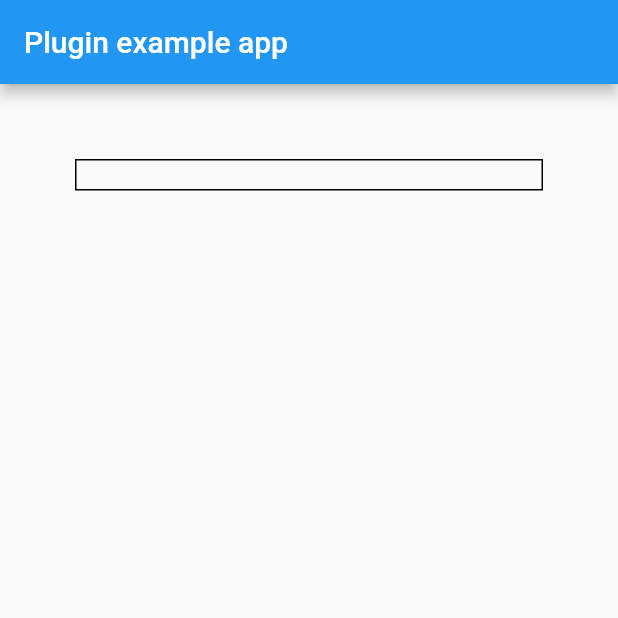
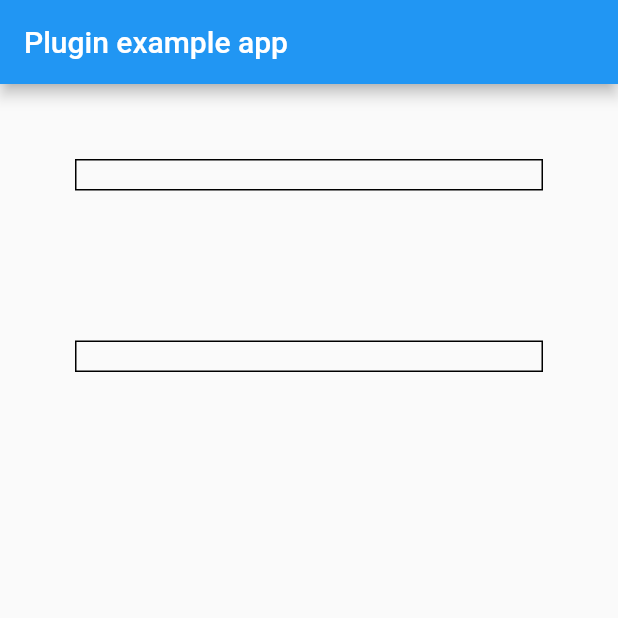
Before and after one commit to Minzax/flutter_widget, a Flutter app: the screen it shows after launch, on a phone screen of 412 x 824 dp, the top half of it. Run offline on Flutter 3.47's test engine with Material 2 defaults, Android fonts, the phone set to English and light mode, and no system bars; missing offline and left inert: keyboard_visibility.

Commit message:
调整输入框组件

```diff
--- a/example/lib/main.dart
+++ b/example/lib/main.dart
@@ -35,7 +35,24 @@ class _MyAppState extends State<MyApp> {
                 )
               ),
               child: MopTextField(
-                bgColor: Color(0xFFDCE0E2),
+                value: inputValue,
+                onChanged: (value) {
+                  setState(() {
+                    inputValue = value;
+                  });
+                },
+              ),
+            ),
+
+            Container(
+              margin: EdgeInsets.all(50),
+              decoration: BoxDecoration(
+                border: Border.all(
+                  width: 1,
+                  color: Colors.black
+                )
+              ),
+              child: MopTextField(
                 value: inputValue,
                 onChanged: (value) {
                   setState(() {
--- a/lib/widgets/mop_text_field.dart
+++ b/lib/widgets/mop_text_field.dart
@@ -1,9 +1,11 @@
+import 'package:flutter/material.dart';
+import 'package:keyboard_visibility/keyboard_visibility.dart';
 
-import 'package:flutter/material.dart';
-import 'package:flutter/services.dart';
-import 'package:flutter/widgets.dart';
+/// 输入框组件
+class MopTextField extends StatefulWidget {
+  /// 可全局配置默认悬浮输入框样式
+  static Decoration defalutInputDialogDecoration;
 
-class MopTextField extends StatefulWidget {
   /// 值
   final String value;
 
@@ -35,12 +37,6 @@ class MopTextField extends StatefulWidget {
 
   final int minLines;
 
-  /// 键盘输入框颜色
-  final Color bgColor;
-
-  // 键盘输入框 标题
-  final String label;
-
   final InputDecoration decoration;
 
   /// 聚焦事件
@@ -48,6 +44,9 @@ class MopTextField extends StatefulWidget {
 
   /// 失焦事件
   final void Function() onBlur;
+
+  /// 悬浮输入框样式
+  final Decoration inputDialogDecoration;
 
   MopTextField({
     this.key,
@@ -65,8 +64,7 @@ class MopTextField extends StatefulWidget {
     this.decoration,
     this.onFocus,
     this.onBlur,
-    this.label,
-    this.bgColor,
+    this.inputDialogDecoration
   });
 
   @override
@@ -74,23 +72,72 @@ class MopTextField extends StatefulWidget {
 }
 
 class _State extends State<MopTextField> {
-  bool obscureText = false;
-  bool focusEn = false;
-  bool showText = true;
+
+  FocusNode _focusNode = FocusNode();
 
   TextEditingController _controller = TextEditingController();
 
-  Widget _buildMaterialDialogTransitions(BuildContext context, Animation<double> animation, Animation<double> secondaryAnimation, Widget child) {
-  return FadeTransition(
-    opacity: CurvedAnimation(
-      parent: animation,
-      curve: Curves.easeOut,
-    ),
-    child: child,
+  bool _dialogVisible;
+
+  @override
+  void initState() {
+    /// 焦点侦听事件
+    _focusNode.addListener(() {
+      /// 聚焦状态
+      if(_focusNode.hasFocus) {
+        if(widget.onFocus != null) widget.onFocus();
+        /// 获取焦点时，弹窗悬浮输入框
+        showInputDialog();
+      } else {
+        if(widget.onBlur != null) widget.onBlur();
+      }
+    });
+
+    KeyboardVisibilityNotification().addNewListener(
+      onChange: (bool visible) {
+        if(!visible && _dialogVisible) {
+          closeInputDialog();
+        }
+      },
+    );
+    super.initState();
+  }
+
+  @override
+  void dispose() {
+    _focusNode.dispose();
+    _focusNode = null;
+    super.dispose();
+  }
+
+  @override
+  Widget build(BuildContext context) {
+    return TextField(
+      key: widget.key,
+      obscureText: widget.obscureText,
+      enabled: widget.enabled,
+      keyboardType: widget.keyboardType,
+      textAlign: widget.textAlign,
+      style: widget.style,
+      autofocus: widget.autofocus,
+      readOnly: widget.readOnly,
+      maxLength: widget.maxLines,
+      minLines: widget.minLines,
+      decoration: widget.decoration,
+      focusNode: _focusNode,
+      controller: _controller,
     );
   }
 
-  void inputDialog(){
+  /// 关闭对话框
+  void closeInputDialog() {
+    Navigator.pop(context);
+    _dialogVisible = false;
+  }
+
+  /// 展示对话框里头的输入框
+  void showInputDialog() {
+    _dialogVisible = true;
     showGeneralDialog(
       context: context,
       pageBuilder: (BuildContext buildContext, Animation<double> animation, Animation<double> secondaryAnimation) {
@@ -100,27 +147,21 @@ class _State extends State<MopTextField> {
               return Scaffold(
                 backgroundColor: Colors.transparent,
                 body: new GestureDetector(
-                  onTap: (){
-                    Navigator.pop(context);
-                  },
+                  onTap: closeInputDialog,
                   child: new Container(
                     width: MediaQuery.of(context).size.width,
                     height: MediaQuery.of(context).size.height,
                     color: Colors.transparent,
                     alignment: Alignment.bottomCenter,
                     child: Container(
-                      color: widget.bgColor,
                       padding: EdgeInsets.only(left: 10.0, right: 10.0),
                       width: MediaQuery.of(context).size.width,
-                      child: Row(
-                        children: <Widget>[
-                          widget.label == null ? Container(height: 0.0)
-                          : Container(
-                            width: widget.label.length * 15.0,
-                            child: Text(widget.label),
+                      decoration: widget.inputDialogDecoration ?? MopTextField.defalutInputDialogDecoration ?? BoxDecoration(
+                        border: Border.all(
+                          width: 1,
+                          color: Colors.black12
+                        )
                       ),
-                          Expanded(
-                            flex: 1,
                       child: TextField(
                         obscureText: widget.obscureText,
                         keyboardType: widget.keyboardType,
@@ -147,9 +188,6 @@ class _State extends State<MopTextField> {
                             )
                           )
                         ),
-                            ),
-                          )
-                        ],
                       )
                     )
                   ),
@@ -166,30 +204,14 @@ class _State extends State<MopTextField> {
       transitionBuilder: _buildMaterialDialogTransitions,
     );
   }
+}
 
-  @override
-  Widget build(BuildContext context) {
-    return GestureDetector(
-      onTap: (){
-        inputDialog();
-      },
-      child: Container(
-        color: Colors.transparent,
-        child: TextField(
-          key: widget.key,
-          obscureText: widget.obscureText,
-          enabled: false,
-          keyboardType: widget.keyboardType,
-          textAlign: widget.textAlign,
-          style: widget.style,
-          autofocus: widget.autofocus,
-          readOnly: widget.readOnly,
-          maxLength: widget.maxLines,
-          minLines: widget.minLines,
-          decoration: widget.decoration,
-          controller: _controller,
+Widget _buildMaterialDialogTransitions(BuildContext context, Animation<double> animation, Animation<double> secondaryAnimation, Widget child) {
+  return FadeTransition(
+    opacity: CurvedAnimation(
+      parent: animation,
+      curve: Curves.easeOut,
     ),
-      )
+    child: child,
   );
 }
-}
```
Also changed, not shown: lib/flutter_widget.dart (+2 -12 lines), pubspec.yaml (+3 -4 lines), example/pubspec.lock, pubspec.lock, 2 other files. Lines whose indentation alone changed are shown as unchanged.
